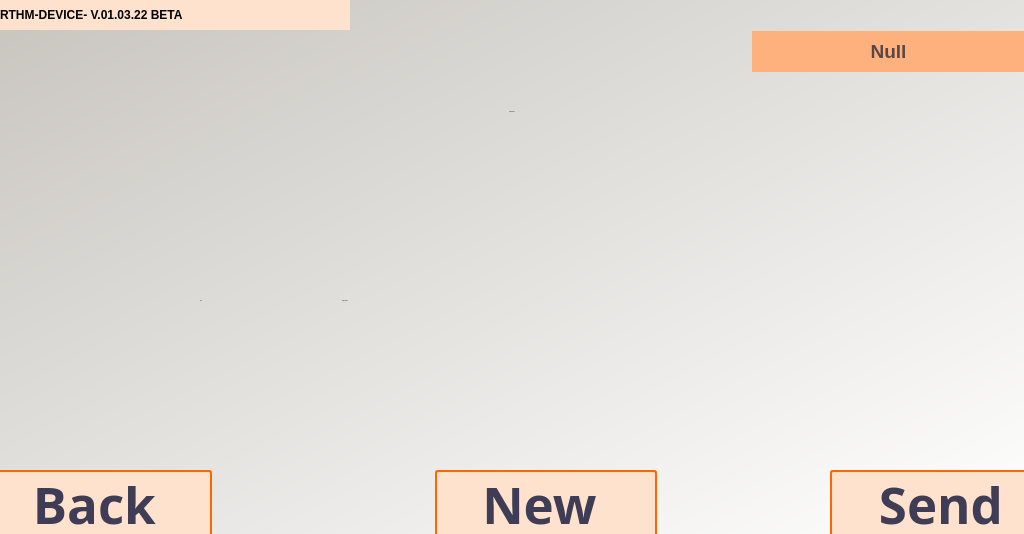
This is FRONTEND/src/uiFiles/Recepient.ui in Jonnykoder/RTHM-Device as Qt 5 draws it before an edit. The edited form follows.
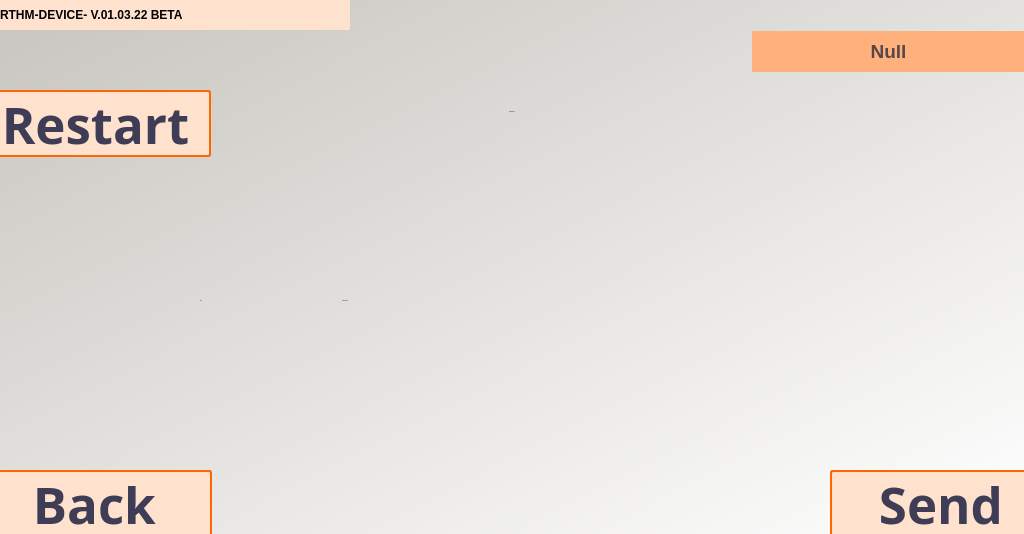
This is the edited form. Icons and pictures are not drawn.

What changed in the file:
```diff
--- a/FRONTEND/src/uiFiles/Recepient.ui
+++ b/FRONTEND/src/uiFiles/Recepient.ui
@@ -366,9 +366,9 @@
    <widget class="QPushButton" name="btnNew">
     <property name="geometry">
      <rect>
-      <x>435</x>
-      <y>470</y>
-      <width>222</width>
+      <x>-20</x>
+      <y>90</y>
+      <width>231</width>
       <height>67</height>
      </rect>
     </property>
@@ -394,14 +394,14 @@
 font-weight: bold;</string>
     </property>
     <property name="text">
-     <string>New </string>
+     <string>Restart</string>
     </property>
    </widget>
    <widget class="QPushButton" name="btnNew_2">
     <property name="geometry">
      <rect>
-      <x>610</x>
-      <y>450</y>
+      <x>180</x>
+      <y>50</y>
       <width>64</width>
       <height>64</height>
      </rect>
```
Left out of the diff: 4 changed lines with no effect on the pictures.
